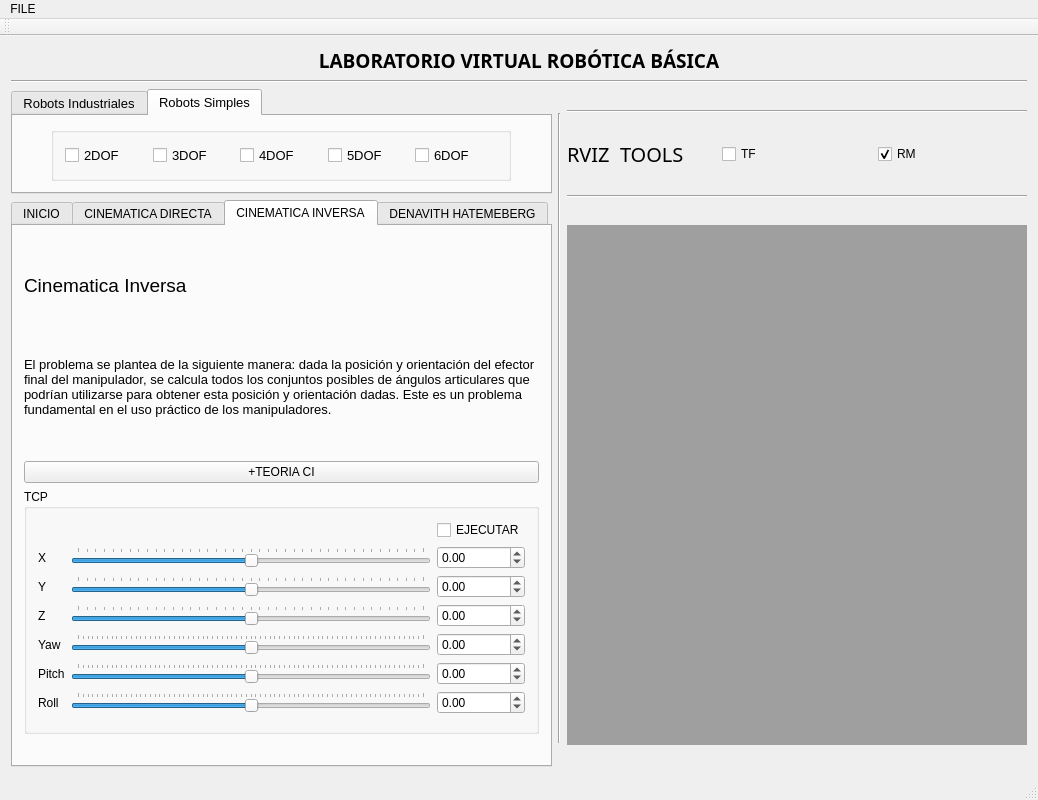
The window that guivigir/rosgui.ui (myalfred03/guiqmake) describes before a commit, drawn with Qt 5.
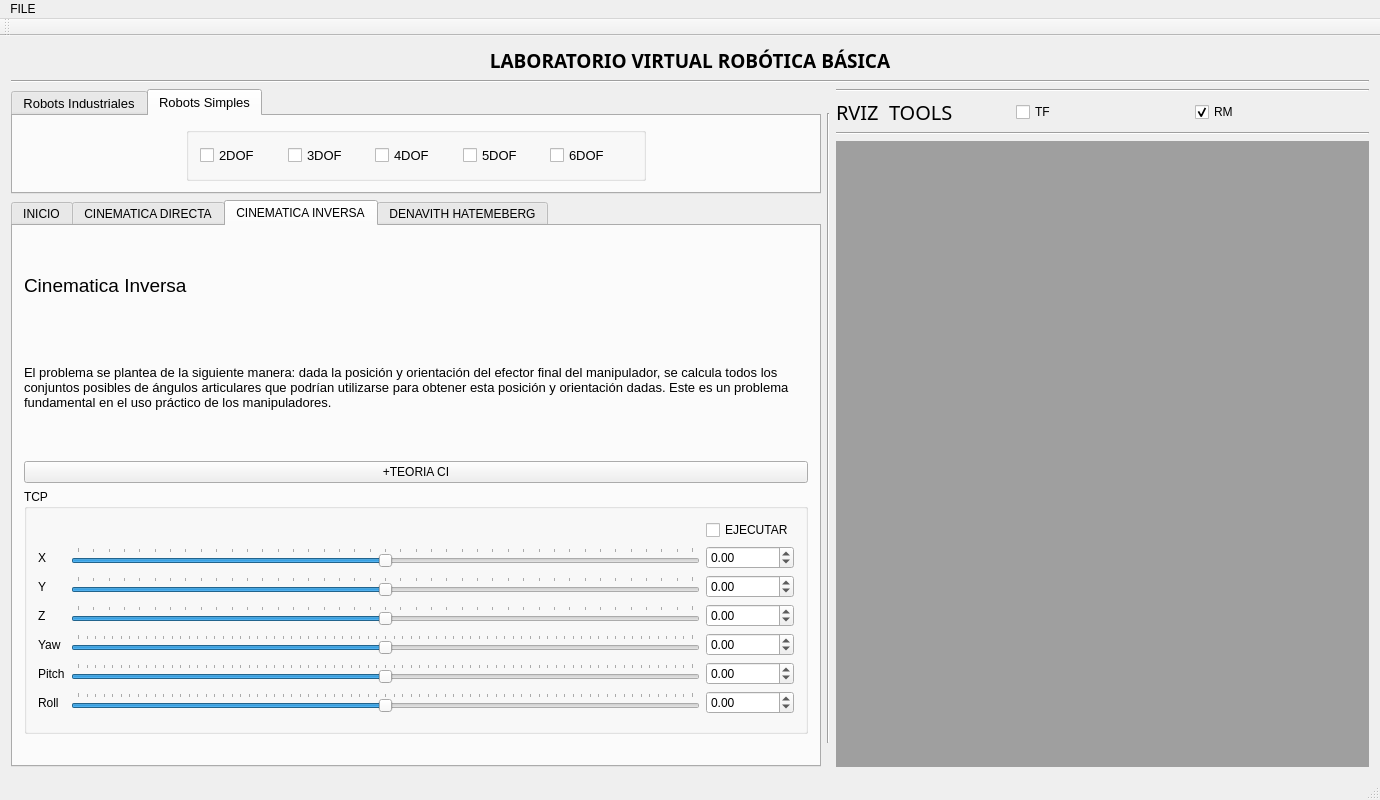
The same window after the commit. Icons and pictures are not drawn.

What changed in the file:
```diff
--- a/guivigir/rosgui.ui
+++ b/guivigir/rosgui.ui
@@ -6,15 +6,15 @@
    <rect>
     <x>0</x>
     <y>0</y>
-    <width>1038</width>
-    <height>710</height>
-   </rect>
-  </property>
-  <property name="maximumSize">
-   <size>
     <width>1380</width>
     <height>720</height>
-   </size>
+   </rect>
+  </property>
+  <property name="sizePolicy">
+   <sizepolicy hsizetype="Maximum" vsizetype="Maximum">
+    <horstretch>0</horstretch>
+    <verstretch>0</verstretch>
+   </sizepolicy>
   </property>
   <property name="sizeIncrement">
    <size>
@@ -1336,12 +1336,6 @@
                 <verstretch>0</verstretch>
                </sizepolicy>
               </property>
-              <property name="maximumSize">
-               <size>
-                <width>800</width>
-                <height>520</height>
-               </size>
-              </property>
              </widget>
             </item>
            </layout>
@@ -1386,8 +1380,8 @@
     <rect>
      <x>0</x>
      <y>0</y>
-     <width>1038</width>
-     <height>18</height>
+     <width>1380</width>
+     <height>19</height>
     </rect>
    </property>
    <widget class="QMenu" name="menuFILE">
```
Left out of the diff: 10 changed lines with no effect on the pictures.
